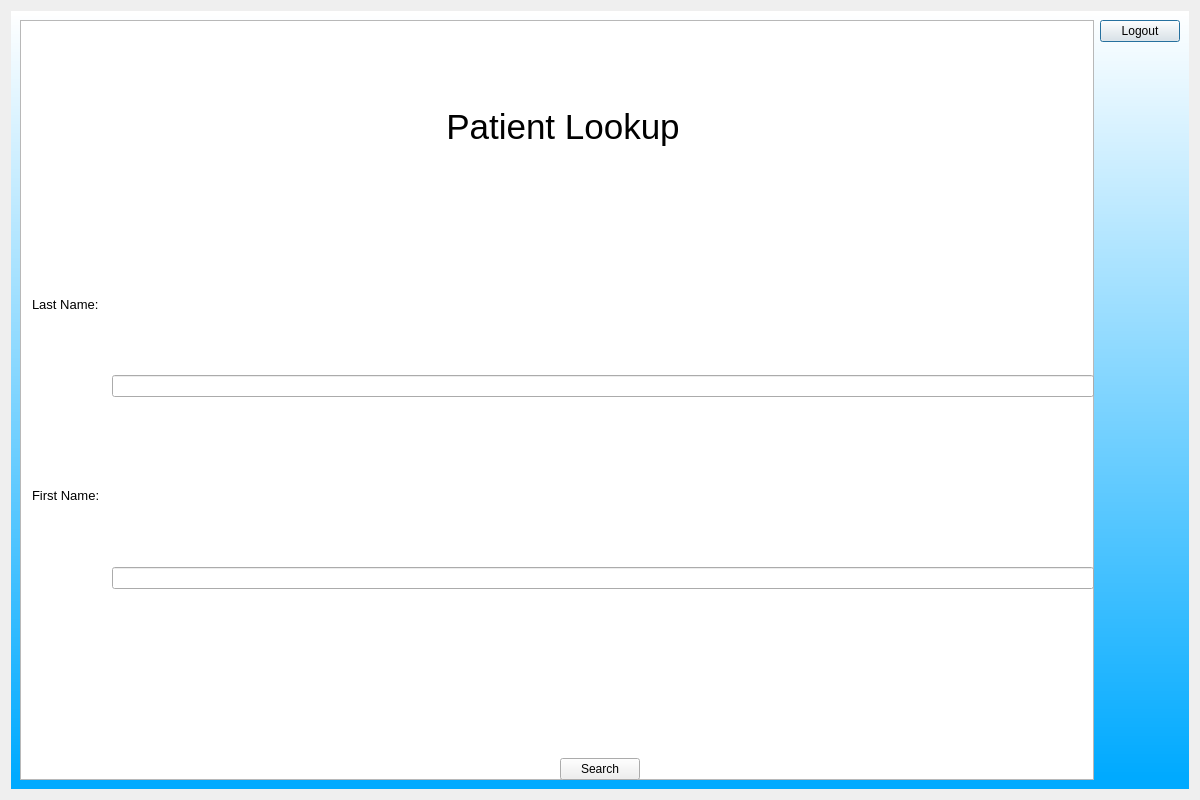
Before: the Qt Designer form patientsearch.ui in AlexHarbaugh1/CS499, drawn with Qt 5.
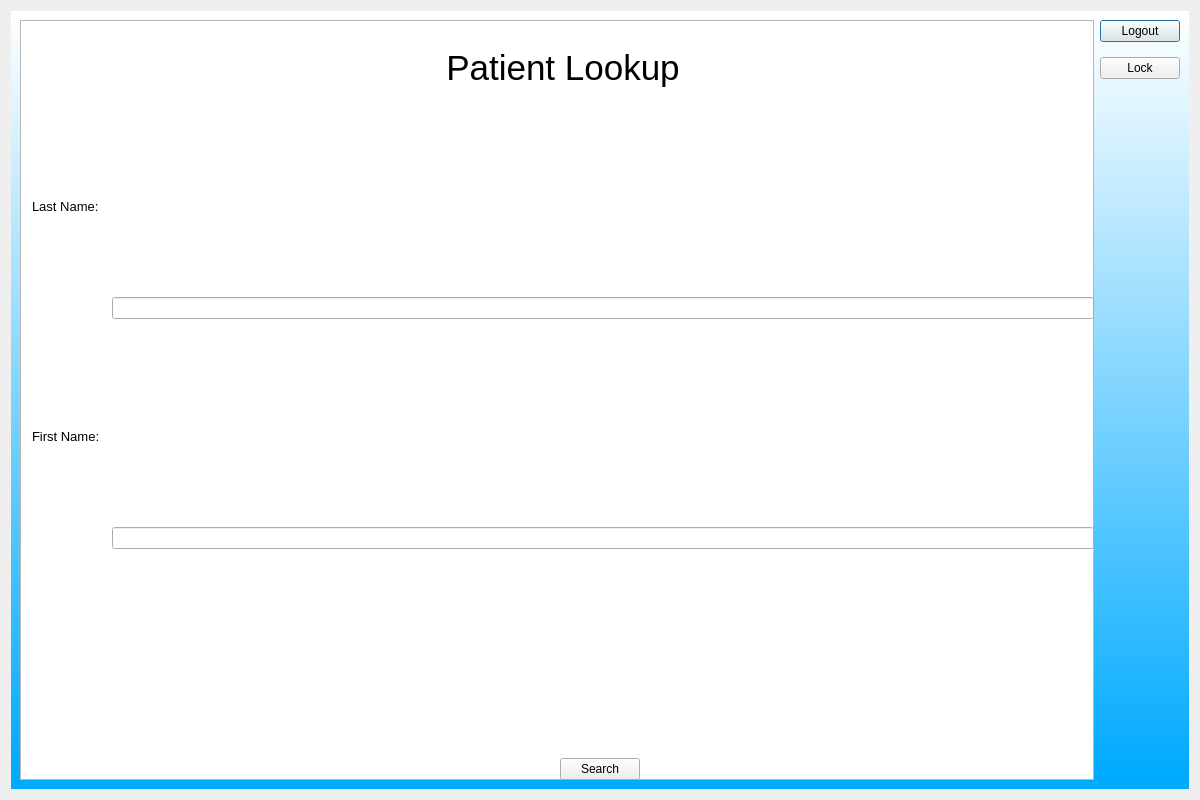
After: the same form once the commit is applied.

Diff of the .ui file:
```diff
--- a/patientsearch.ui
+++ b/patientsearch.ui
@@ -31,6 +31,13 @@
         </property>
        </widget>
       </item>
+      <item row="1" column="5">
+       <widget class="QPushButton" name="lockButton">
+        <property name="text">
+         <string>Lock</string>
+        </property>
+       </widget>
+      </item>
       <item row="1" column="2" colspan="3" alignment="Qt::AlignHCenter">
        <widget class="QLabel" name="label">
         <property name="styleSheet">
```
